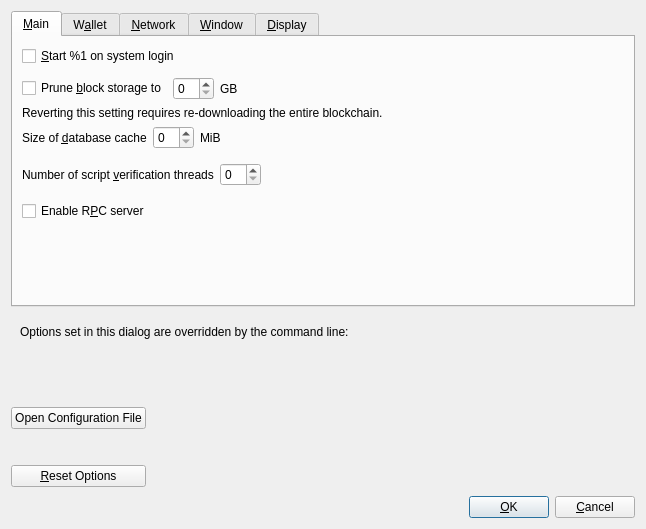
Above: src/qt/forms/optionsdialog.ui from paulscode/knots-sha256 before the change. Below: the same form after it.
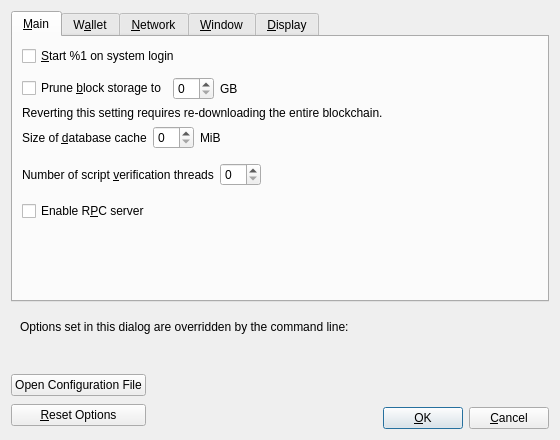
That is the form after the change. Custom widgets are drawn as their Qt base class.

Diff of the .ui file:
```diff
--- a/src/qt/forms/optionsdialog.ui
+++ b/src/qt/forms/optionsdialog.ui
@@ -6,8 +6,8 @@
    <rect>
     <x>0</x>
     <y>0</y>
-    <width>646</width>
-    <height>529</height>
+    <width>560</width>
+    <height>440</height>
    </rect>
   </property>
   <property name="windowTitle">
```
